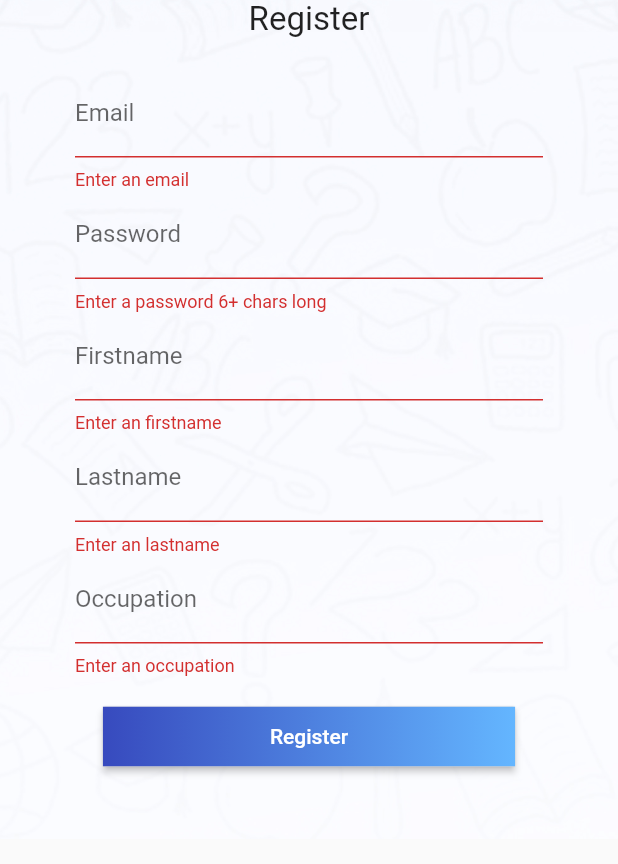
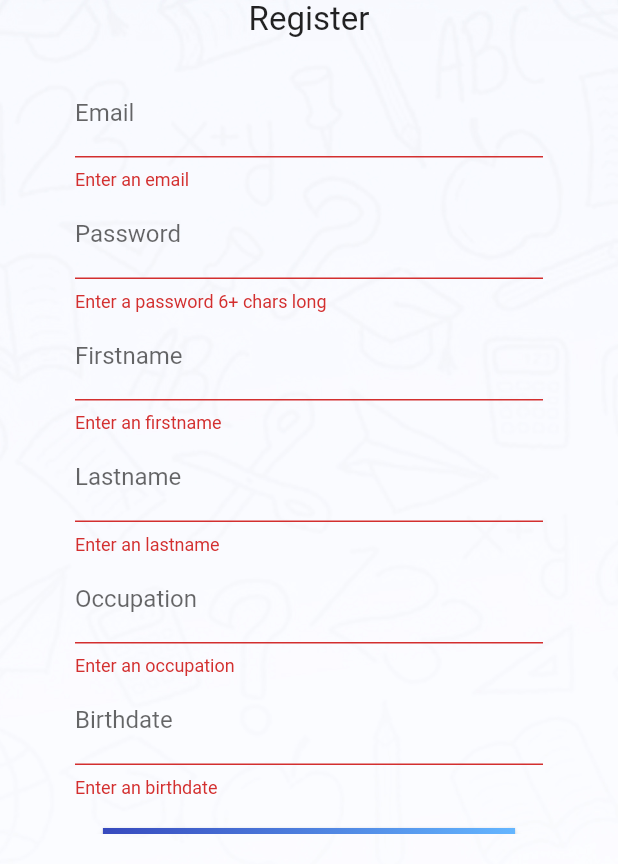
Before and after one commit to tua2542/Aplearn_Group14, a Flutter app: the Register screen opened directly, after a tap on "Register", on a phone screen of 412 x 824 dp, the part 372-1236 px from its top. Run offline on Flutter 3.47's test engine with Material 2 defaults, Android fonts, the phone set to English and light mode, and no system bars; our stand-ins replace auto_size_text, chewie, cloud_firestore, cloud_functions, firebase_auth, firebase_storage and 7 more; missing offline and left inert: flutter_ffmpeg, responsive_container, stripe_payment; accounts and stored records are empty.

Commit message:
[RESOLVE]

```diff
--- a/lib/src/Views/aunthenicate/register.dart
+++ b/lib/src/Views/aunthenicate/register.dart
@@ -1,10 +1,9 @@
 import 'package:aplearn_group14/src/Presenters/auth.dart';
 import 'package:aplearn_group14/src/Views/aunthenicate/sign_in.dart';
-import 'package:aplearn_group14/src/shared/constants.dart';
 import 'package:aplearn_group14/src/shared/loading.dart';
 import 'package:aplearn_group14/src/wrapper.dart';
-import 'package:flushbar/flushbar.dart';
 import 'package:flutter/material.dart';
+import 'package:intl/intl.dart';
 
 class Register extends StatefulWidget {
   @override
@@ -16,6 +15,8 @@ class _RegisterState extends State<Register> {
   final _formKey = GlobalKey<FormState>();
   String error = '';
   bool loading = false;
+  String _selectedDate = 'birth date';
+  TextEditingController dateCtl = TextEditingController();
 
   // text field state
   String email = '';
@@ -25,6 +26,28 @@ class _RegisterState extends State<Register> {
   String lastname = '';
   String occupation = '';
   String role = 'student';
+  String avatar =
+      'https://cdn.pixabay.com/photo/2015/10/05/22/37/blank-profile-picture-973460_1280.png';
+  String birthdate = " ";
+
+  Future<void> _selectDate(BuildContext context) async {
+    final DateTime d = await showDatePicker(
+      context: context,
+      initialDate: DateTime.now(),
+      firstDate: DateTime(1999, 1),
+      lastDate: DateTime(2101),
+
+
+    );
+
+    if (d != null)
+      setState(() {
+        _selectedDate = new DateFormat.yMMMMd("en_US").format(d);
+        dateCtl.text = _selectedDate.toString();
+        birthdate = dateCtl.text;
+        print(birthdate);
+      });
+  }
 
   @override
   Widget build(BuildContext context) {
@@ -128,6 +151,22 @@ class _RegisterState extends State<Register> {
                           setState(() => occupation = val);
                         },
                       ),
+                      TextFormField(
+                          controller: dateCtl,
+                          decoration: const InputDecoration(
+                            hintText: 'Select your birthdate',
+                            labelText: 'Birthdate',
+                          ),
+                          validator: (val) =>
+                              val.isEmpty ? 'Enter an birthdate' : null,
+                          onChanged: (val) {
+                            setState(() => birthdate = val);
+                          },
+                          onTap: () {
+                            _selectDate(context);
+                            FocusScope.of(context)
+                                .requestFocus(new FocusNode());
+                          }),
                       SizedBox(height: 20.0),
                       Container(
                         height: 40,
@@ -143,7 +182,9 @@ class _RegisterState extends State<Register> {
                                       firstname,
                                       lastname,
                                       occupation,
-                                      role);
+                                      role,
+                                      avatar,
+                                      birthdate);
                               if (result == null) {
                                 setState(() {
                                   loading = false;
--- a/lib/src/Views/aunthenicate/sign_in.dart
+++ b/lib/src/Views/aunthenicate/sign_in.dart
@@ -1,7 +1,6 @@
 import 'package:aplearn_group14/src/Presenters/auth.dart';
 import 'package:aplearn_group14/src/Views/aunthenicate/register.dart';
 import 'package:aplearn_group14/src/Views/aunthenicate/sign_in_admin.dart';
-import 'package:aplearn_group14/src/shared/constants.dart';
 import 'package:aplearn_group14/src/shared/loading.dart';
 import 'package:flushbar/flushbar.dart';
 import 'package:flutter/cupertino.dart';
```
